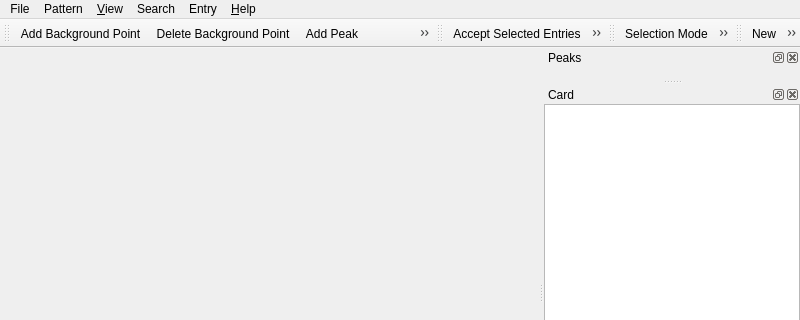
Before: the Qt Designer form src/mainwindow.ui in ccorrado71/qualx3, drawn with Qt 5; both pictures show x 0 to 800 and y 0 to 320 of the 800 by 600 pixel window.
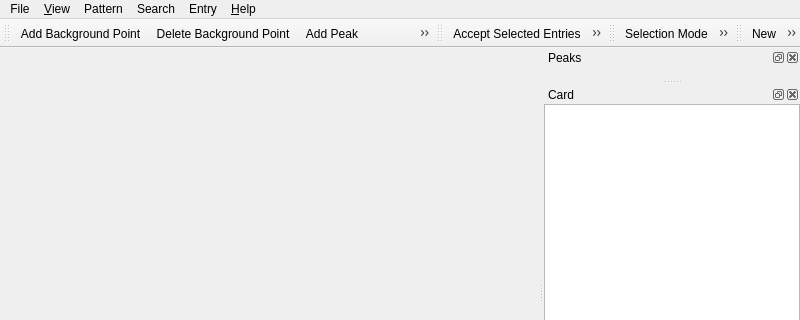
After: the same form once the commit is applied. Icons and pictures are not drawn. Custom widgets are drawn as their Qt base class.

Patch:
```diff
--- a/src/mainwindow.ui
+++ b/src/mainwindow.ui
@@ -198,8 +198,8 @@
     <addaction name="actionAbout"/>
    </widget>
    <addaction name="menuFile"/>
-   <addaction name="menuPattern"/>
    <addaction name="menuView"/>
+   <addaction name="menuPattern"/>
    <addaction name="menuDatabase"/>
    <addaction name="menuEntry"/>
    <addaction name="menuHelp"/>
```
Left out of the diff: 12 changed lines with no effect on the pictures. Lines whose indentation alone changed are shown as unchanged.
